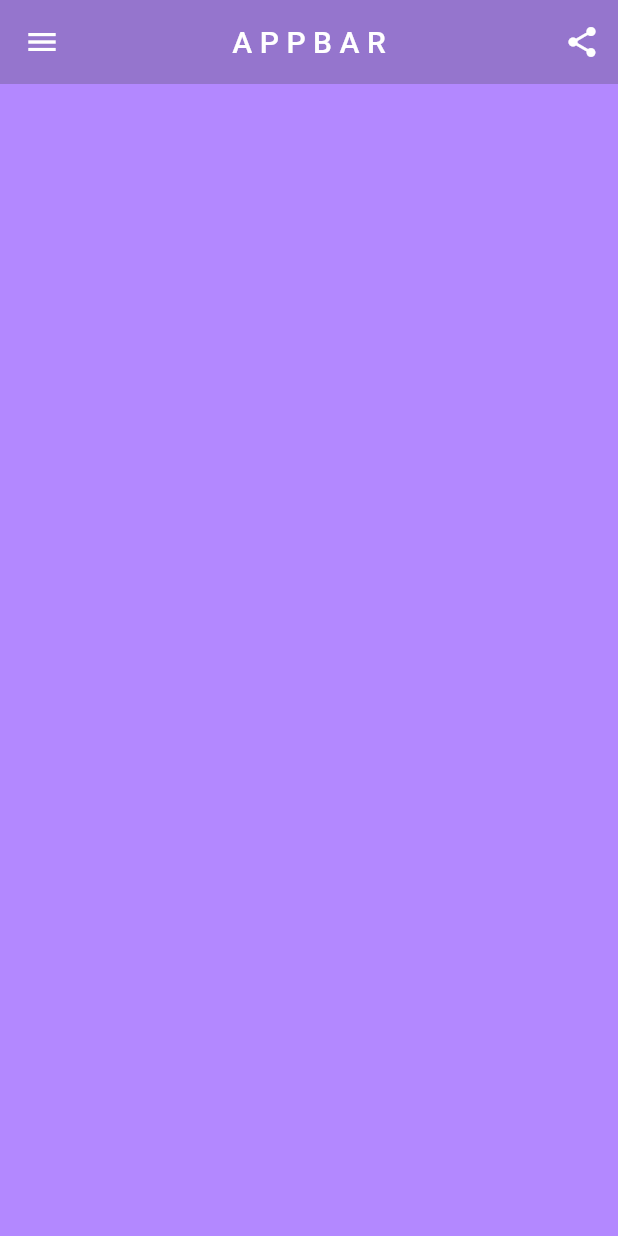
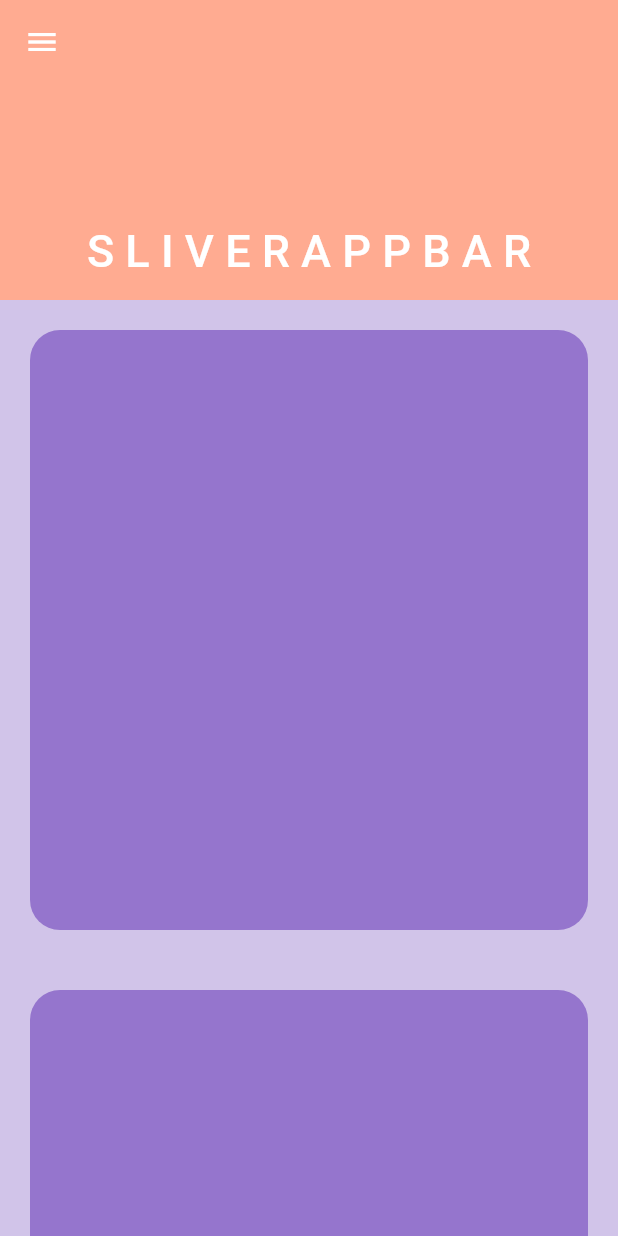
Before and after one commit to DivyanshVish/Flutter_Basic_Widget_Revisions, a Flutter app: the screen it shows after launch, on a phone screen of 412 x 824 dp. Run offline on Flutter 3.47's test engine with Material 2 defaults, Android fonts, the phone set to English and light mode, and no system bars.

Commit message:
Initial commit

```diff
--- /dev/null
+++ b/lib/day_12_sliverappbar.dart
@@ -0,0 +1,85 @@
+import 'package:flutter/material.dart';
+
+class Day_SliverAppBar extends StatelessWidget {
+  const Day_SliverAppBar({super.key});
+
+  @override
+  Widget build(BuildContext context) {
+    return Scaffold(
+      backgroundColor: Colors.deepPurple[100],
+      body: CustomScrollView(
+        slivers: [
+          /* ----------------------------- Sliver App Bar ----------------------------- */
+          SliverAppBar(
+            flexibleSpace: FlexibleSpaceBar(
+              background: Container(
+                color: Colors.deepOrange[200],
+              ),
+              centerTitle: true,
+              title: const Text(
+                'S L I V E R A P P B A R',
+              ),
+            ),
+            floating: true,
+            pinned: true,
+            backgroundColor: Colors.deepPurple,
+            leading: const Icon(Icons.menu),
+            // title: const Text(
+            //   'S L I V E R A P P B A R',
+            // ),
+            expandedHeight: 200,
+          ),
+          /* ------------------------------ Sliver Items ------------------------------ */
+          SliverToBoxAdapter(
+            child: Padding(
+              padding: const EdgeInsets.all(20.0),
+              child: ClipRRect(
+                borderRadius: BorderRadius.circular(20),
+                child: Container(
+                  height: 400,
+                  color: Colors.deepPurple[300],
+                ),
+              ),
+            ),
+          ),
+          SliverToBoxAdapter(
+            child: Padding(
+              padding: const EdgeInsets.all(20.0),
+              child: ClipRRect(
+                borderRadius: BorderRadius.circular(20),
+                child: Container(
+                  height: 400,
+                  color: Colors.deepPurple[300],
+                ),
+              ),
+            ),
+          ),
+          SliverToBoxAdapter(
+            child: Padding(
+              padding: const EdgeInsets.all(20.0),
+              child: ClipRRect(
+                borderRadius: BorderRadius.circular(20),
+                child: Container(
+                  height: 400,
+                  color: Colors.deepPurple[300],
+                ),
+              ),
+            ),
+          ),
+          SliverToBoxAdapter(
+            child: Padding(
+              padding: const EdgeInsets.all(20.0),
+              child: ClipRRect(
+                borderRadius: BorderRadius.circular(20),
+                child: Container(
+                  height: 400,
+                  color: Colors.deepPurple[300],
+                ),
+              ),
+            ),
+          ),
+        ],
+      ),
+    );
+  }
+}
--- a/lib/main.dart
+++ b/lib/main.dart
@@ -1,4 +1,5 @@
 import 'package:flutter/material.dart';
+import 'package:thirty_days_challeng/day_12_sliverappbar.dart';
 import 'day_11_drawer.dart';
 
 void main() {
@@ -16,7 +17,7 @@ class MyApp extends StatelessWidget {
       /* --------------------------- theme: ThemeData(), -------------------------- */
 
       debugShowCheckedModeBanner: false,
-      home: Day_Drawer(),
+      home: Day_SliverAppBar(),
     );
   }
 }
```
